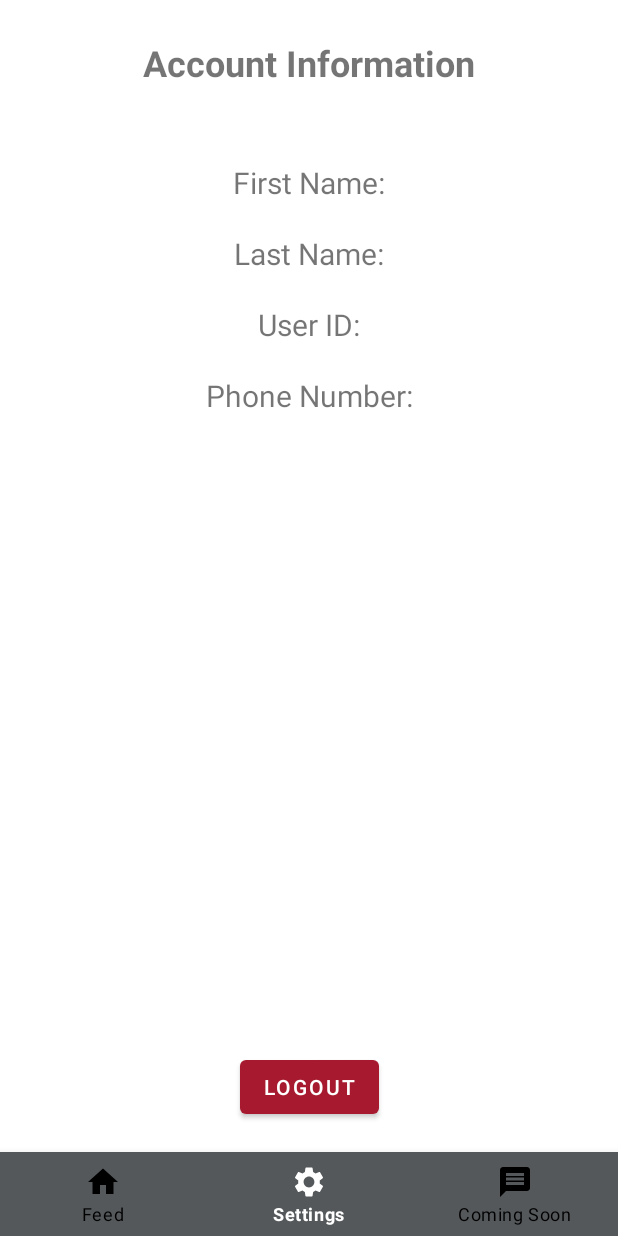
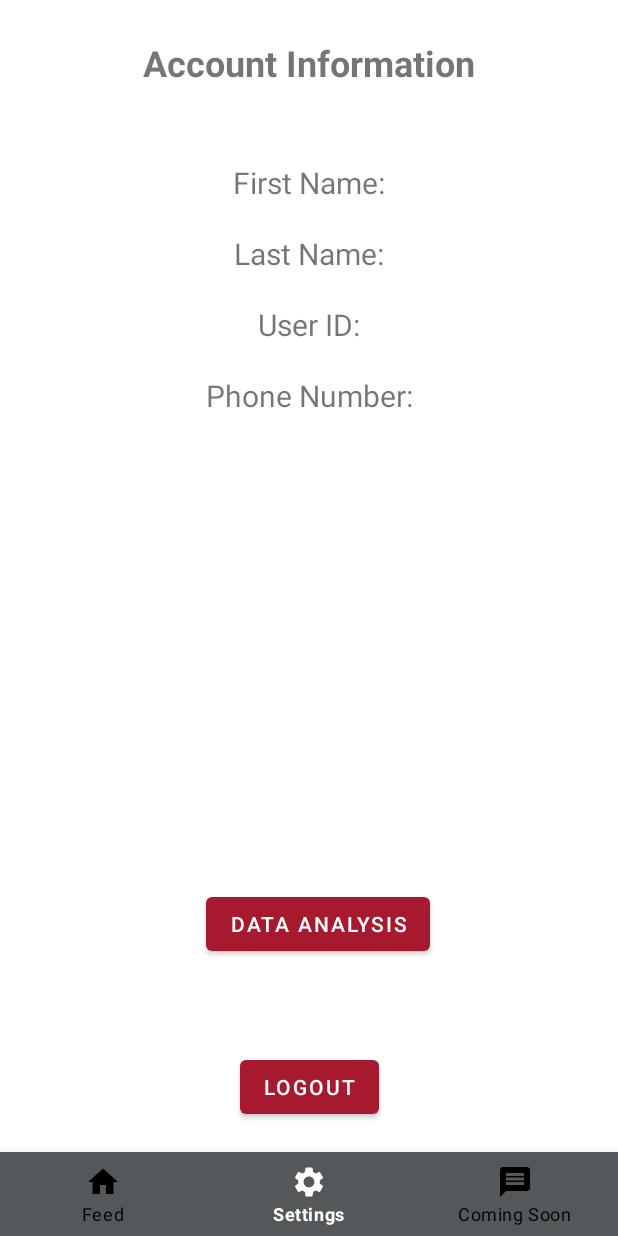
Before and after one commit to JoYSA-19/SFU-Market, an Android app: the SettingsActivity screen opened directly, with no data from a screen before it, on a phone screen of 412 x 824 dp. Run offline under Robolectric (Android 15) with nearby library versions, the phone set to English and light mode, and no system bars.

Commit message:
analysis bar chart

```diff
--- a/app/build.gradle
+++ b/app/build.gradle
@@ -38,4 +38,6 @@ dependencies {
     testImplementation 'junit:junit:4.13.2'
     androidTestImplementation 'androidx.test.ext:junit:1.1.2'
     androidTestImplementation 'androidx.test.espresso:espresso-core:3.3.0'
+    implementation 'com.github.PhilJay:MPAndroidChart:v3.1.0'
+
 }
--- a/app/src/main/AndroidManifest.xml
+++ b/app/src/main/AndroidManifest.xml
@@ -14,6 +14,7 @@
         android:supportsRtl="true"
         android:theme="@style/Theme.MyApplication"
         android:usesCleartextTraffic="true">
+        <activity android:name=".AnalysisBarChart"></activity>
         <activity android:name=".RegisterActivity" />
         <activity android:name=".LoginActivity">
             <intent-filter>
--- a/app/src/main/java/com/example/myapplication/MainActivity.java
+++ b/app/src/main/java/com/example/myapplication/MainActivity.java
@@ -86,7 +86,9 @@ public class MainActivity extends AppCompatActivity {
     private ImageView des_image,des_profile;
     private TextView des_title, des_contact, des_price, des_des;
     private int currentPosition;
-    List<Post> postList;
+    static public List<Post> postList;
+
+
 
     @Override
     protected void onCreate(Bundle savedInstanceState) {
--- a/app/src/main/java/com/example/myapplication/SettingsActivity.java
+++ b/app/src/main/java/com/example/myapplication/SettingsActivity.java
@@ -54,7 +54,12 @@ public class SettingsActivity extends AppCompatActivity {
         sessionManagement = new SessionManagement(SettingsActivity.this);
 
         Button signOutButton = findViewById(R.id.signOutButton);
-
+        findViewById(R.id.buttonBarChart).setOnClickListener(new View.OnClickListener() {
+            @Override
+            public void onClick(View v) {
+                startActivity(new Intent(getApplicationContext(), AnalysisBarChart.class));
+            }
+        });
         show_first_name = findViewById(R.id.show_first_name);
         show_last_name = findViewById(R.id.show_last_name);
         show_user_id = findViewById(R.id.show_user_id);
--- a/app/src/main/res/layout/activity_settings.xml
+++ b/app/src/main/res/layout/activity_settings.xml
@@ -89,4 +89,15 @@
         app:layout_constraintEnd_toEndOf="parent"
         app:layout_constraintStart_toStartOf="parent" />
 
+    <Button
+        android:id="@+id/buttonBarChart"
+        android:layout_width="wrap_content"
+        android:layout_height="wrap_content"
+        android:layout_marginBottom="184dp"
+        android:text="Data Analysis"
+        app:layout_constraintBottom_toBottomOf="parent"
+        app:layout_constraintEnd_toEndOf="parent"
+        app:layout_constraintHorizontal_bias="0.523"
+        app:layout_constraintStart_toStartOf="parent" />
+
 </androidx.constraintlayout.widget.ConstraintLayout>
```
Also changed, not shown: app/src/main/java/com/example/myapplication/AnalysisBarChart.java (added, +114 -0 lines), app/src/main/res/layout/activity_analysis_bar_chart.xml (added, +13 -0 lines).
